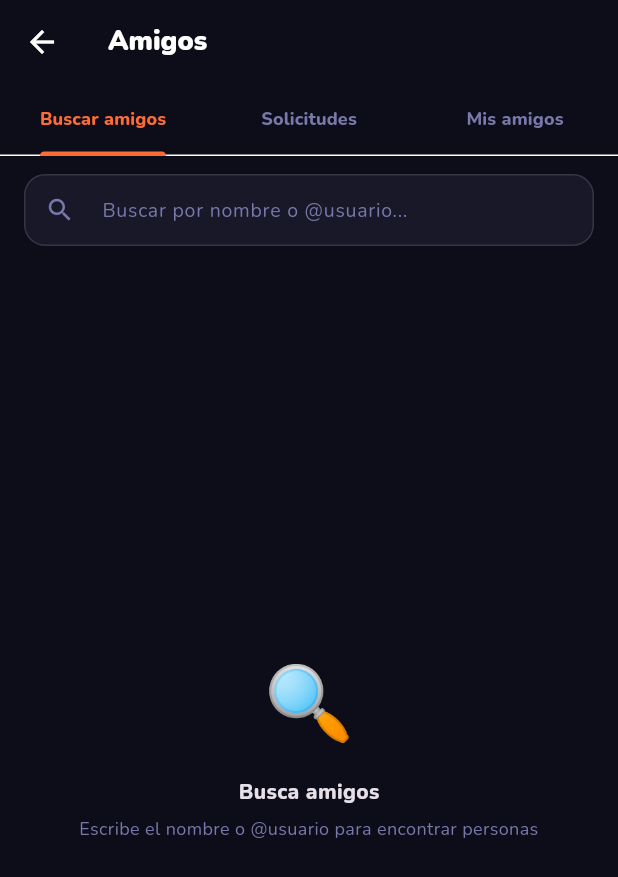
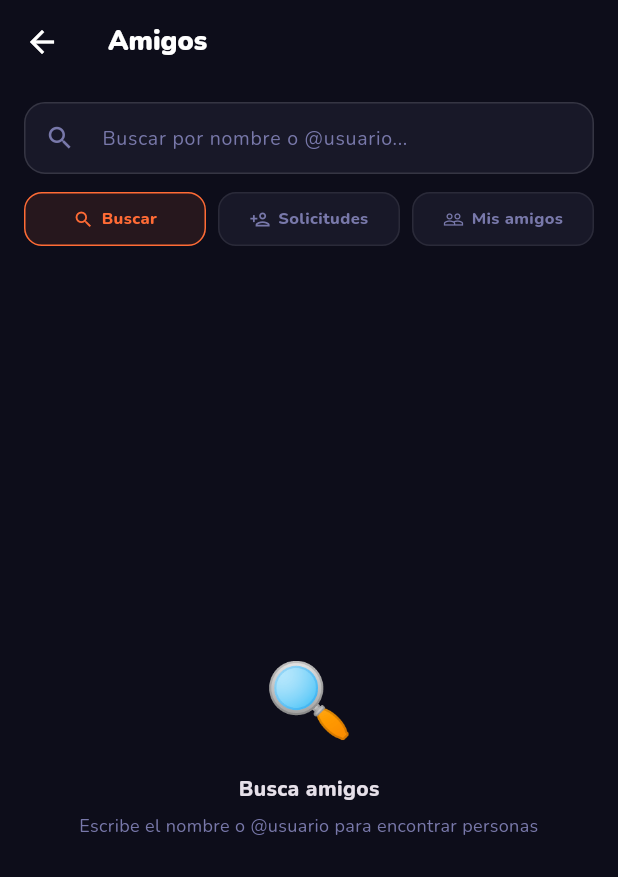
Before and after one commit to PILLIMUE-17/RetoMap_App, a Flutter app: the BuscarAmigosScreen screen opened directly, on a phone screen of 412 x 824 dp. Shown: the top 877 px of the screen. Run offline on Flutter 3.47's test engine with Material 3 defaults, Android fonts, the phone set to English and light mode, and no system bars; our stand-ins replace flutter_map, geolocator, google_fonts, image_picker, latlong2, share_plus and 1 more; accounts and stored records are empty; network calls fail.

Commit message:
Rebuild BuscarAmigos: AnimatedSwitcher replaces TabBarView
Remove TabBarView/PageView entirely — root cause of GPU rendering
artifacts when keyboard is open. Replace with AnimatedSwitcher +
FadeTransition for smooth tab animations without PageView machinery.

Architecture: TextField always at top, 3 AnimatedContainer nav buttons
(Buscar/Solicitudes/Mis amigos), content switches with fade animation.
No TabController, no PageView, no keyboard-layout conflicts.

Co-Authored-By: Claude Sonnet 4.6 <noreply@anthropic.com>

```diff
--- a/lib/screens/buscar_amigos_screen.dart
+++ b/lib/screens/buscar_amigos_screen.dart
@@ -9,9 +9,8 @@ class BuscarAmigosScreen extends StatefulWidget {
   State<BuscarAmigosScreen> createState() => _BuscarAmigosScreenState();
 }
 
-class _BuscarAmigosScreenState extends State<BuscarAmigosScreen>
-    with SingleTickerProviderStateMixin {
-  late TabController _tabCtrl;
+class _BuscarAmigosScreenState extends State<BuscarAmigosScreen> {
+  int _tabActual = 0; // 0=Buscar, 1=Solicitudes, 2=Amigos
 
   // ── Búsqueda ──────────────────────────────────────────
   final _busquedaCtrl = TextEditingController();
@@ -29,36 +28,29 @@ class _BuscarAmigosScreenState extends State<BuscarAmigosScreen>
   List<Map<String, dynamic>> _amigos = [];
   bool _cargandoAmigos = true;
 
-  // ── Estado solicitudes enviadas ───────────────────────
   final Map<int, String> _estadoSolicitud = {};
 
   @override
   void initState() {
     super.initState();
-    _tabCtrl = TabController(length: 3, vsync: this);
-    _tabCtrl.addListener(_onTabChanged);
     _cargarPendientes();
     _cargarAmigos();
   }
 
-  void _onTabChanged() {
-    // Cerrar teclado al salir de la pestaña Buscar
-    if (_tabCtrl.index != 0 && _focusBusqueda.hasFocus) {
-      _focusBusqueda.unfocus();
-    }
-  }
-
   @override
   void dispose() {
-    _tabCtrl.removeListener(_onTabChanged);
-    _tabCtrl.dispose();
     _busquedaCtrl.dispose();
     _focusBusqueda.dispose();
     _debounce?.cancel();
     super.dispose();
   }
 
-  // ── Carga de datos ────────────────────────────────────
+  void _cambiarTab(int idx) {
+    if (idx != 0) _focusBusqueda.unfocus();
+    setState(() => _tabActual = idx);
+  }
+
+  // ── Datos ─────────────────────────────────────────────
   Future<void> _cargarPendientes() async {
     final resp = await ApiService.get('/amistades/pendientes');
     if (!mounted) return;
@@ -77,13 +69,12 @@ class _BuscarAmigosScreenState extends State<BuscarAmigosScreen>
     setState(() {
       _cargandoAmigos = false;
       if (resp.ok && resp.data != null) {
-        _amigos =
-            (resp.data['amigos'] as List? ?? []).cast<Map<String, dynamic>>();
+        _amigos = (resp.data['amigos'] as List? ?? [])
+            .cast<Map<String, dynamic>>();
       }
     });
   }
 
-  // ── Búsqueda con debounce ─────────────────────────────
   void _onBusquedaChanged(String texto) {
     _debounce?.cancel();
     if (texto.trim().isEmpty) {
@@ -96,8 +87,8 @@ class _BuscarAmigosScreenState extends State<BuscarAmigosScreen>
     }
     if (texto.trim().length < 2) return;
     setState(() => _busquedaActiva = true);
-    _debounce =
-        Timer(const Duration(milliseconds: 500), () => _buscar(texto.trim()));
+    _debounce = Timer(
+        const Duration(milliseconds: 500), () => _buscar(texto.trim()));
   }
 
   Future<void> _buscar(String q) async {
@@ -117,21 +108,22 @@ class _BuscarAmigosScreenState extends State<BuscarAmigosScreen>
     });
   }
 
-  // ── Acciones de amistad ───────────────────────────────
   Future<void> _solicitar(int userId) async {
     setState(() => _estadoSolicitud[userId] = 'enviando');
     final resp = await ApiService.post('/amistades/solicitar/$userId', {});
     if (!mounted) return;
-    setState(() => _estadoSolicitud[userId] = resp.ok ? 'enviada' : 'error');
+    setState(() =>
+        _estadoSolicitud[userId] = resp.ok ? 'enviada' : 'error');
     if (!resp.ok) {
-      _snack(
-          resp.mensaje.isNotEmpty ? resp.mensaje : 'Error al enviar solicitud',
-          error: true);
+      _snack(resp.mensaje.isNotEmpty
+          ? resp.mensaje
+          : 'Error al enviar solicitud', error: true);
     }
   }
 
   Future<void> _aceptar(int amistadId) async {
-    final resp = await ApiService.put('/amistades/$amistadId/aceptar', {});
+    final resp =
+        await ApiService.put('/amistades/$amistadId/aceptar', {});
     if (!mounted) return;
     if (resp.ok) {
       _snack('¡Ahora son amigos!');
@@ -156,7 +148,8 @@ class _BuscarAmigosScreenState extends State<BuscarAmigosScreen>
           error ? const Color(0xFFFF4D4D) : const Color(0xFF3DCB6B),
       behavior: SnackBarBehavior.floating,
       margin: const EdgeInsets.all(16),
-      shape: RoundedRectangleBorder(borderRadius: BorderRadius.circular(12)),
+      shape:
+          RoundedRectangleBorder(borderRadius: BorderRadius.circular(12)),
     ));
   }
 
@@ -172,68 +165,24 @@ class _BuscarAmigosScreenState extends State<BuscarAmigosScreen>
         elevation: 0,
         title: const Text('Amigos',
             style: TextStyle(fontSize: 18, fontWeight: FontWeight.w900)),
-        bottom: TabBar(
-          controller: _tabCtrl,
-          indicatorColor: const Color(0xFFFF6B35),
-          labelColor: const Color(0xFFFF6B35),
-          unselectedLabelColor: const Color(0xFF7878AA),
-          labelStyle:
-              const TextStyle(fontSize: 12, fontWeight: FontWeight.w800),
-          tabs: [
-            const Tab(text: 'Buscar amigos'),
-            Tab(
-              child: Row(mainAxisSize: MainAxisSize.min, children: [
-                const Text('Solicitudes'),
-                if (pendCount > 0) ...[
-                  const SizedBox(width: 5),
-                  Container(
-                    padding: const EdgeInsets.symmetric(
-                        horizontal: 6, vertical: 2),
-                    decoration: BoxDecoration(
-                      color: const Color(0xFFFF4D4D),
-                      borderRadius: BorderRadius.circular(10),
       ),
-                    child: Text('$pendCount',
-                        style: const TextStyle(
-                            fontSize: 9,
-                            fontWeight: FontWeight.w900,
-                            color: Colors.white)),
-                  ),
-                ],
-              ]),
-            ),
-            const Tab(text: 'Mis amigos'),
-          ],
-        ),
-      ),
-      body: TabBarView(
-        controller: _tabCtrl,
-        children: [
-          _buildBuscar(),
-          _buildSolicitudes(),
-          _buildAmigos(),
-        ],
-      ),
-    );
-  }
-
-  // ── Tab 0: Buscar amigos ──────────────────────────────
-  Widget _buildBuscar() {
-    return Column(children: [
+      body: Column(children: [
+        // ── Campo de búsqueda siempre visible ─────────
         Padding(
-        padding: const EdgeInsets.fromLTRB(16, 12, 16, 8),
+          padding: const EdgeInsets.fromLTRB(16, 12, 16, 0),
           child: TextField(
             controller: _busquedaCtrl,
             focusNode: _focusBusqueda,
             onChanged: _onBusquedaChanged,
+            onTap: () => _cambiarTab(0),
             textInputAction: TextInputAction.search,
             style: const TextStyle(color: Colors.white, fontSize: 14),
             decoration: InputDecoration(
               hintText: 'Buscar por nombre o @usuario...',
-            hintStyle:
-                const TextStyle(color: Color(0xFF7878AA), fontSize: 13),
-            prefixIcon:
-                const Icon(Icons.search, color: Color(0xFF7878AA), size: 20),
+              hintStyle: const TextStyle(
+                  color: Color(0xFF7878AA), fontSize: 13),
+              prefixIcon: const Icon(Icons.search,
+                  color: Color(0xFF7878AA), size: 20),
               suffixIcon: _busquedaCtrl.text.isNotEmpty
                   ? IconButton(
                       icon: const Icon(Icons.close,
@@ -251,31 +200,82 @@ class _BuscarAmigosScreenState extends State<BuscarAmigosScreen>
                   : null,
               filled: true,
               fillColor: const Color(0xFF181828),
-            contentPadding:
-                const EdgeInsets.symmetric(vertical: 12, horizontal: 14),
+              contentPadding: const EdgeInsets.symmetric(
+                  vertical: 12, horizontal: 14),
               border: OutlineInputBorder(
                   borderRadius: BorderRadius.circular(14),
-                borderSide: const BorderSide(color: Color(0x20FFFFFF))),
+                  borderSide:
+                      const BorderSide(color: Color(0x20FFFFFF))),
               enabledBorder: OutlineInputBorder(
                   borderRadius: BorderRadius.circular(14),
-                borderSide: const BorderSide(color: Color(0x20FFFFFF))),
+                  borderSide:
+                      const BorderSide(color: Color(0x20FFFFFF))),
               focusedBorder: OutlineInputBorder(
                   borderRadius: BorderRadius.circular(14),
-                borderSide:
-                    const BorderSide(color: Color(0xFFFF6B35), width: 1.5)),
+                  borderSide: const BorderSide(
+                      color: Color(0xFFFF6B35), width: 1.5)),
             ),
           ),
         ),
-      Expanded(child: _buildResultadosBusqueda()),
-    ]);
+
+        // ── Botones de navegación ─────────────────────
+        Padding(
+          padding: const EdgeInsets.fromLTRB(16, 12, 16, 0),
+          child: Row(children: [
+            _NavBtn(
+              label: 'Buscar',
+              icon: Icons.search,
+              activo: _tabActual == 0,
+              onTap: () => _cambiarTab(0),
+            ),
+            const SizedBox(width: 8),
+            _NavBtn(
+              label: 'Solicitudes',
+              icon: Icons.person_add_outlined,
+              activo: _tabActual == 1,
+              badge: pendCount > 0 ? pendCount : null,
+              onTap: () => _cambiarTab(1),
+            ),
+            const SizedBox(width: 8),
+            _NavBtn(
+              label: 'Mis amigos',
+              icon: Icons.people_outline,
+              activo: _tabActual == 2,
+              onTap: () => _cambiarTab(2),
+            ),
+          ]),
+        ),
+
+        const SizedBox(height: 4),
+
+        // ── Contenido con fade animation ──────────────
+        Expanded(
+          child: AnimatedSwitcher(
+            duration: const Duration(milliseconds: 220),
+            transitionBuilder: (child, animation) =>
+                FadeTransition(opacity: animation, child: child),
+            child: KeyedSubtree(
+              key: ValueKey(_tabActual),
+              child: switch (_tabActual) {
+                0 => _buildBuscar(),
+                1 => _buildSolicitudes(),
+                _ => _buildAmigos(),
+              },
+            ),
+          ),
+        ),
+      ]),
+    );
   }
 
-  Widget _buildResultadosBusqueda() {
+  // ── Contenido tab Buscar ──────────────────────────────
+  Widget _buildBuscar() {
     if (!_busquedaActiva) {
       return const _EstadoVacio(
         emoji: '🔍',
         titulo: 'Busca amigos',
-        subtitulo: 'Escribe el nombre o @usuario para encontrar personas',
+        subtitulo:
+            'Escribe el nombre o @usuario para encontrar personas',
       );
     }
     if (_buscando) {
@@ -287,11 +287,12 @@ class _BuscarAmigosScreenState extends State<BuscarAmigosScreen>
       return const _EstadoVacio(
         emoji: '😕',
         titulo: 'Sin resultados',
-        subtitulo: 'No encontramos usuarios con ese nombre o @usuario',
+        subtitulo:
+            'No encontramos usuarios con ese nombre o @usuario',
       );
     }
     return ListView.builder(
-      padding: const EdgeInsets.only(bottom: 16),
+      padding: const EdgeInsets.only(top: 8, bottom: 16),
       itemCount: _resultados.length,
       itemBuilder: (_, i) {
         final u = _resultados[i];
@@ -305,7 +306,7 @@ class _BuscarAmigosScreenState extends State<BuscarAmigosScreen>
     );
   }
 
-  // ── Tab 1: Solicitudes ────────────────────────────────
+  // ── Contenido tab Solicitudes ─────────────────────────
   Widget _buildSolicitudes() {
     if (_cargandoPendientes) {
       return const Center(
@@ -316,7 +317,8 @@ class _BuscarAmigosScreenState extends State<BuscarAmigosScreen>
       return const _EstadoVacio(
         emoji: '📬',
         titulo: 'Sin solicitudes',
-        subtitulo: 'Cuando alguien te envíe una solicitud aparecerá aquí',
+        subtitulo:
+            'Cuando alguien te envíe una solicitud aparecerá aquí',
       );
     }
     return RefreshIndicator(
@@ -324,12 +326,13 @@ class _BuscarAmigosScreenState extends State<BuscarAmigosScreen>
       backgroundColor: const Color(0xFF181828),
       onRefresh: _cargarPendientes,
       child: ListView.builder(
-        padding: const EdgeInsets.all(16),
+        padding: const EdgeInsets.fromLTRB(16, 8, 16, 16),
         itemCount: _pendientes.length,
         itemBuilder: (_, i) {
           final s = _pendientes[i];
           final amistadId = (s['id'] as num?)?.toInt() ?? 0;
-          final user = s['solicitante'] as Map<String, dynamic>? ?? {};
+          final user =
+              s['solicitante'] as Map<String, dynamic>? ?? {};
           final nombre = user['nombre'] as String? ?? 'Usuario';
           final username = user['username'] as String? ?? '';
           final ciudad = user['ciudad'] as String? ?? '';
@@ -343,7 +346,7 @@ class _BuscarAmigosScreenState extends State<BuscarAmigosScreen>
               border: Border.all(color: const Color(0x14FFFFFF)),
             ),
             child: Row(children: [
-              _Avatar(iniciales: _iniciales(nombre), size: 44),
+              _Avatar(iniciales: _ini(nombre), size: 44),
               const SizedBox(width: 10),
               Expanded(
                 child: Column(
@@ -351,48 +354,29 @@ class _BuscarAmigosScreenState extends State<BuscarAmigosScreen>
                     children: [
                       Text(nombre,
                           style: const TextStyle(
-                              fontSize: 13, fontWeight: FontWeight.w700)),
+                              fontSize: 13,
+                              fontWeight: FontWeight.w700)),
                       Text(
                           '@$username${ciudad.isNotEmpty ? '  ·  $ciudad' : ''}',
                           style: const TextStyle(
-                              fontSize: 11, color: Color(0xFF7878AA))),
+                              fontSize: 11,
+                              color: Color(0xFF7878AA))),
                     ]),
               ),
               Row(children: [
-                GestureDetector(
+                _Btn(
+                  label: 'Rechazar',
+                  color: const Color(0xFFFF4D4D),
                   onTap: () => _rechazar(amistadId),
-                  child: Container(
-                    padding: const EdgeInsets.symmetric(
-                        horizontal: 10, vertical: 6),
-                    decoration: BoxDecoration(
-                      color: const Color(0x15FF4D4D),
-                      borderRadius: BorderRadius.circular(10),
-                      border: Border.all(color: const Color(0x40FF4D4D)),
-                    ),
-                    child: const Text('Rechazar',
-                        style: TextStyle(
-                            fontSize: 11,
-                            fontWeight: FontWeight.w700,
-                            color: Color(0xFFFF4D4D))),
-                  ),
                 ),
                 const SizedBox(width: 6),
-                GestureDetector(
+                _Btn(
+                  label: 'Aceptar',
+                  gradient: const LinearGradient(colors: [
+                    Color(0xFFFF6B35),
+                    Color(0xFFFF4D88)
+                  ]),
                   onTap: () => _aceptar(amistadId),
-                  child: Container(
-                    padding: const EdgeInsets.symmetric(
-                        horizontal: 10, vertical: 6),
-                    decoration: BoxDecoration(
-                      gradient: const LinearGradient(
-                          colors: [Color(0xFFFF6B35), Color(0xFFFF4D88)]),
-                      borderRadius: BorderRadius.circular(10),
-                    ),
-                    child: const Text('Aceptar',
-                        style: TextStyle(
-                            fontSize: 11,
-                            fontWeight: FontWeight.w700,
-                            color: Colors.white)),
-                  ),
                 ),
               ]),
             ]),
@@ -402,7 +386,7 @@ class _BuscarAmigosScreenState extends State<BuscarAmigosScreen>
     );
   }
 
-  // ── Tab 2: Mis amigos ─────────────────────────────────
+  // ── Contenido tab Mis amigos ──────────────────────────
   Widget _buildAmigos() {
     if (_cargandoAmigos) {
       return const Center(
@@ -413,7 +397,7 @@ class _BuscarAmigosScreenState extends State<BuscarAmigosScreen>
       return const _EstadoVacio(
         emoji: '👥',
         titulo: 'Aún no tienes amigos',
-        subtitulo: 'Busca usuarios en "Buscar amigos" y envíales una solicitud',
+        subtitulo: 'Busca usuarios arriba y envíales una solicitud',
       );
     }
     return RefreshIndicator(
@@ -421,7 +405,7 @@ class _BuscarAmigosScreenState extends State<BuscarAmigosScreen>
       backgroundColor: const Color(0xFF181828),
       onRefresh: _cargarAmigos,
       child: ListView.builder(
-        padding: const EdgeInsets.all(16),
+        padding: const EdgeInsets.fromLTRB(16, 8, 16, 16),
         itemCount: _amigos.length,
         itemBuilder: (_, i) {
           final u = _amigos[i];
@@ -434,8 +418,8 @@ class _BuscarAmigosScreenState extends State<BuscarAmigosScreen>
           final ciudad = u['ciudad_usuario'] as String? ??
               u['ciudad'] as String? ??
               '';
-          final xp =
-              (u['xp_total_usuario'] as num? ?? u['xp_total'] as num?)
+          final xp = (u['xp_total_usuario'] as num? ??
+                  u['xp_total'] as num?)
               ?.toInt() ??
               0;
 
@@ -448,7 +432,7 @@ class _BuscarAmigosScreenState extends State<BuscarAmigosScreen>
               border: Border.all(color: const Color(0x14FFFFFF)),
             ),
             child: Row(children: [
-              _Avatar(iniciales: _iniciales(nombre), size: 44),
+              _Avatar(iniciales: _ini(nombre), size: 44),
               const SizedBox(width: 10),
               Expanded(
                 child: Column(
@@ -456,20 +440,23 @@ class _BuscarAmigosScreenState extends State<BuscarAmigosScreen>
                     children: [
                       Text(nombre,
                           style: const TextStyle(
-                              fontSize: 13, fontWeight: FontWeight.w700)),
+                              fontSize: 13,
+                              fontWeight: FontWeight.w700)),
                       Text(
                           '@$username${ciudad.isNotEmpty ? '  ·  $ciudad' : ''}',
                           style: const TextStyle(
-                              fontSize: 11, color: Color(0xFF7878AA))),
+                              fontSize: 11,
+                              color: Color(0xFF7878AA))),
                     ]),
               ),
               Container(
-                padding:
-                    const EdgeInsets.symmetric(horizontal: 8, vertical: 4),
+                padding: const EdgeInsets.symmetric(
+                    horizontal: 8, vertical: 4),
                 decoration: BoxDecoration(
                   color: const Color(0x1AFFD93D),
                   borderRadius: BorderRadius.circular(10),
-                  border: Border.all(color: const Color(0x66FFD93D)),
+                  border:
+                      Border.all(color: const Color(0x66FFD93D)),
                 ),
                 child: Text(
                     '⚡ ${xp >= 1000 ? '${(xp / 1000).toStringAsFixed(1)}k' : '$xp'} XP',
@@ -485,12 +472,134 @@ class _BuscarAmigosScreenState extends State<BuscarAmigosScreen>
     );
   }
 
-  String _iniciales(String nombre) {
-    final palabras = nombre.trim().split(' ');
-    return palabras
+  String _ini(String nombre) {
+    final w = nombre.trim().split(' ');
+    return w
         .take(2)
-        .map((w) => w.isNotEmpty ? w[0].toUpperCase() : '')
+        .map((s) => s.isNotEmpty ? s[0].toUpperCase() : '')
         .join();
+  }
+}
+
+// ── Botón de navegación ────────────────────────────────────
+
+class _NavBtn extends StatelessWidget {
+  final String label;
+  final IconData icon;
+  final bool activo;
+  final int? badge;
+  final VoidCallback onTap;
+
+  const _NavBtn({
+    required this.label,
+    required this.icon,
+    required this.activo,
+    required this.onTap,
+    this.badge,
+  });
+
+  @override
+  Widget build(BuildContext context) {
+    return Expanded(
+      child: GestureDetector(
+        onTap: onTap,
+        behavior: HitTestBehavior.opaque,
+        child: AnimatedContainer(
+          duration: const Duration(milliseconds: 200),
+          curve: Curves.easeOut,
+          padding: const EdgeInsets.symmetric(vertical: 9),
+          decoration: BoxDecoration(
+            color: activo
+                ? const Color(0x1AFF6B35)
+                : const Color(0xFF181828),
+            borderRadius: BorderRadius.circular(12),
+            border: Border.all(
+              color: activo
+                  ? const Color(0xFFFF6B35)
+                  : const Color(0x14FFFFFF),
+            ),
+          ),
+          child: Row(
+            mainAxisAlignment: MainAxisAlignment.center,
+            children: [
+              Icon(icon,
+                  size: 14,
+                  color: activo
+                      ? const Color(0xFFFF6B35)
+                      : const Color(0xFF7878AA)),
+              const SizedBox(width: 5),
+              Text(
+                label,
+                style: TextStyle(
+                  fontSize: 11,
+                  fontWeight: FontWeight.w800,
+                  color: activo
+                      ? const Color(0xFFFF6B35)
+                      : const Color(0xFF7878AA),
+                ),
+              ),
+              if (badge != null) ...[
+                const SizedBox(width: 4),
+                Container(
+                  padding: const EdgeInsets.symmetric(
+                      horizontal: 5, vertical: 1),
+                  decoration: BoxDecoration(
+                    color: const Color(0xFFFF4D4D),
+                    borderRadius: BorderRadius.circular(8),
+                  ),
+                  child: Text('$badge',
+                      style: const TextStyle(
+                          fontSize: 9,
+                          fontWeight: FontWeight.w900,
+                          color: Colors.white)),
+                ),
+              ],
+            ],
+          ),
+        ),
+      ),
+    );
+  }
+}
+
+// ── Botón acción (Aceptar / Rechazar) ─────────────────────
+
+class _Btn extends StatelessWidget {
+  final String label;
+  final Color? color;
+  final Gradient? gradient;
+  final VoidCallback onTap;
+
+  const _Btn(
+      {required this.label,
+      required this.onTap,
+      this.color,
+      this.gradient});
+
+  @override
+  Widget build(BuildContext context) {
+    return GestureDetector(
+      onTap: onTap,
+      child: Container(
+        padding:
+            const EdgeInsets.symmetric(horizontal: 10, vertical: 6),
+        decoration: BoxDecoration(
+          color:
+              gradient == null ? color?.withAlpha(30) : null,
+          gradient: gradient,
+          borderRadius: BorderRadius.circular(10),
+          border: gradient == null
+              ? Border.all(
+                  color: color?.withAlpha(100) ?? Colors.transparent)
+              : null,
+        ),
+        child: Text(label,
+            style: TextStyle(
+                fontSize: 11,
+                fontWeight: FontWeight.w700,
+                color: gradient != null ? Colors.white : color)),
+      ),
+    );
   }
 }
 
@@ -534,7 +643,7 @@ class _Avatar extends StatelessWidget {
   final double size;
   const _Avatar({required this.iniciales, required this.size});
 
-  static const _gradientes = [
+  static const _g = [
     [Color(0xFFFF6B35), Color(0xFFFF4D88)],
     [Color(0xFF9B59FF), Color(0xFF4DAAFF)],
     [Color(0xFF3DCB6B), Color(0xFF00D4AA)],
@@ -544,16 +653,14 @@ class _Avatar extends StatelessWidget {
 
   @override
   Widget build(BuildContext context) {
-    final idx = iniciales.isNotEmpty
-        ? iniciales.codeUnitAt(0) % _gradientes.length
-        : 0;
+    final idx =
+        iniciales.isNotEmpty ? iniciales.codeUnitAt(0) % _g.length : 0;
     return Container(
       width: size,
       height: size,
       decoration: BoxDecoration(
           shape: BoxShape.circle,
-        gradient: LinearGradient(colors: _gradientes[idx]),
-      ),
+          gradient: LinearGradient(colors: _g[idx])),
       child: Center(
         child: Text(
           iniciales.isEmpty ? '?' : iniciales,
@@ -578,15 +685,15 @@ class _UsuarioCard extends StatelessWidget {
 
   @override
   Widget build(BuildContext context) {
-    final nombre = usuario['nombre_usuario'] as String? ?? 'Usuario';
-    final username = usuario['username_usuario'] as String? ?? '';
+    final nombre =
+        usuario['nombre_usuario'] as String? ?? 'Usuario';
+    final username =
+        usuario['username_usuario'] as String? ?? '';
     final ciudad = usuario['ciudad_usuario'] as String? ?? '';
     final xp = (usuario['xp_total_usuario'] as num?)?.toInt() ?? 0;
-    final palabras = nombre.trim().split(' ');
-    final ini = palabras
-        .take(2)
-        .map((w) => w.isNotEmpty ? w[0].toUpperCase() : '')
-        .join();
+    final w = nombre.trim().split(' ');
+    final ini =
+        w.take(2).map((s) => s.isNotEmpty ? s[0].toUpperCase() : '').join();
 
     return Container(
       margin: const EdgeInsets.fromLTRB(16, 0, 16, 10),
@@ -671,7 +778,8 @@ class _BtnAgregar extends StatelessWidget {
           borderRadius: BorderRadius.circular(10),
         ),
         child: const Row(mainAxisSize: MainAxisSize.min, children: [
-          Icon(Icons.person_add_outlined, size: 14, color: Colors.white),
+          Icon(Icons.person_add_outlined,
+              size: 14, color: Colors.white),
           SizedBox(width: 4),
           Text('Agregar',
               style: TextStyle(
```
Lines whose indentation alone changed are shown as unchanged.
